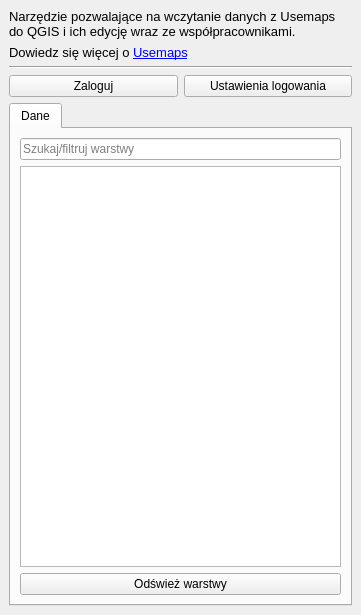
gis-support/usemaps-qgis-plugin, file usemaps_plugin/service/main_dockwidget.ui: the form before one commit.
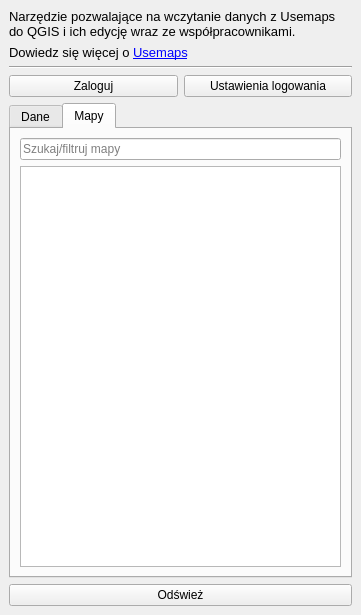
The form after the commit. The open tabs and pages were chosen to show the change.

```diff
--- a/usemaps_plugin/service/main_dockwidget.ui
+++ b/usemaps_plugin/service/main_dockwidget.ui
@@ -79,21 +79,12 @@
        <number>0</number>
       </property>
       <widget class="QWidget" name="dataTab">
-       <property name="enabled">
-        <bool>true</bool>
-       </property>
-       <property name="toolTip">
-        <string/>
-       </property>
        <attribute name="title">
         <string>Dane</string>
        </attribute>
        <layout class="QVBoxLayout" name="verticalLayout_3">
         <item>
          <widget class="QLineEdit" name="layerBrowser">
-          <property name="text">
-           <string/>
-          </property>
           <property name="placeholderText">
            <string>Szukaj/filtruj warstwy</string>
           </property>
@@ -106,12 +97,23 @@
           </property>
          </widget>
         </item>
+       </layout>
+      </widget>
+      <widget class="QWidget" name="mapsTab">
+       <attribute name="title">
+        <string>Mapy</string>
+       </attribute>
+       <layout class="QVBoxLayout" name="verticalLayout_4">
         <item>
-         <widget class="QPushButton" name="refreshButton">
-          <property name="text">
-           <string>Odśwież warstwy</string>
+         <widget class="QLineEdit" name="mapBrowser">
+          <property name="placeholderText">
+           <string>Szukaj/filtruj mapy</string>
           </property>
-          <property name="default">
+         </widget>
+        </item>
+        <item>
+         <widget class="QTreeView" name="mapTreeView">
+          <property name="mouseTracking">
            <bool>false</bool>
           </property>
          </widget>
@@ -120,6 +122,16 @@
       </widget>
      </widget>
     </item>
+    <item>
+     <widget class="QPushButton" name="refreshButton">
+      <property name="text">
+       <string>Odśwież</string>
+      </property>
+      <property name="default">
+       <bool>false</bool>
+      </property>
+     </widget>
+    </item>
    </layout>
   </widget>
  </widget>
```
Left out of the diff: 6 changed lines with no effect on the pictures.
